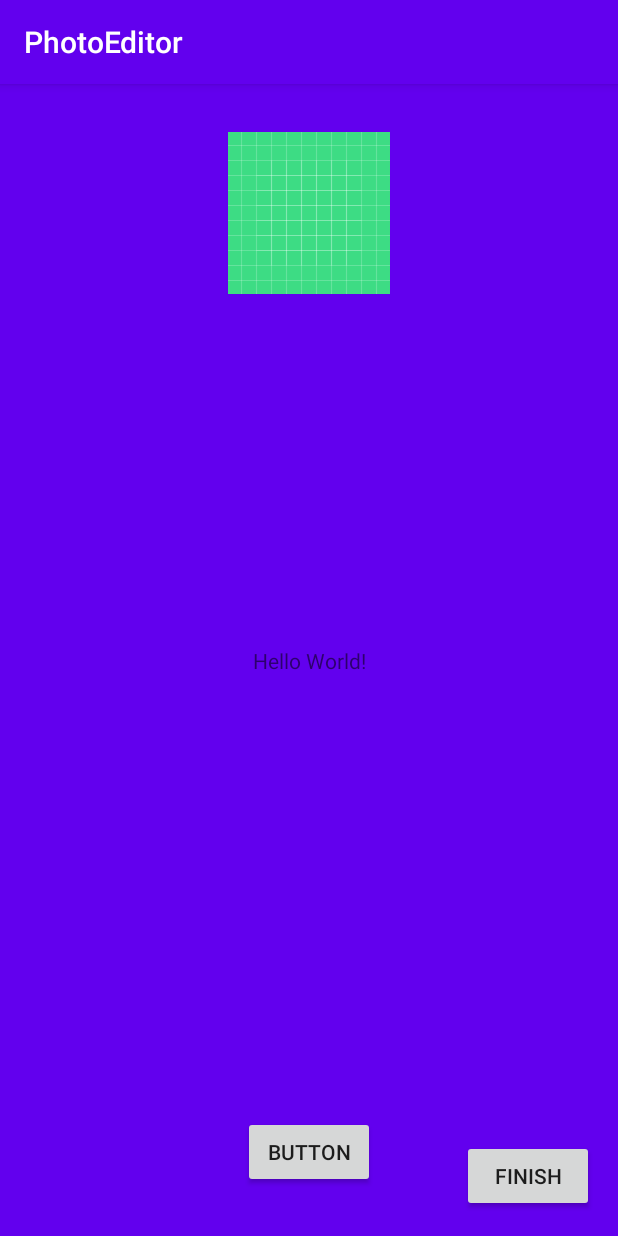
After one commit to Arvatel/PhotoEditor, an Android app: the fragment FragmentRotation placed in its activity, on a phone screen of 412 x 824 dp. The commit adds this screen. Run offline under Robolectric (Android 15) with nearby library versions, the phone set to English and light mode, and no system bars.

Commit message:
trying solid background fragment

```diff
--- a/app/build.gradle
+++ b/app/build.gradle
@@ -31,6 +31,7 @@ dependencies {
     implementation 'androidx.appcompat:appcompat:1.1.0'
     implementation 'androidx.core:core-ktx:1.2.0'
     implementation 'androidx.constraintlayout:constraintlayout:1.1.3'
+    implementation 'androidx.legacy:legacy-support-v4:1.0.0'
     testImplementation 'junit:junit:4.12'
     androidTestImplementation 'androidx.test.ext:junit:1.1.1'
     androidTestImplementation 'androidx.test.espresso:espresso-core:3.2.0'
--- /dev/null
+++ b/app/src/main/java/com/arvatel/photoeditor/FragmentRotation.kt
@@ -0,0 +1,59 @@
+package com.arvatel.photoeditor
+
+import android.os.Bundle
+import androidx.fragment.app.Fragment
+import android.view.LayoutInflater
+import android.view.View
+import android.view.ViewGroup
+
+// TODO: Rename parameter arguments, choose names that match
+// the fragment initialization parameters, e.g. ARG_ITEM_NUMBER
+private const val ARG_PARAM1 = "param1"
+private const val ARG_PARAM2 = "param2"
+
+/**
+ * A simple [Fragment] subclass.
+ * Use the [FragmentRotation.newInstance] factory method to
+ * create an instance of this fragment.
+ */
+class FragmentRotation : Fragment() {
+    // TODO: Rename and change types of parameters
+    private var param1: String? = null
+    private var param2: String? = null
+
+    override fun onCreate(savedInstanceState: Bundle?) {
+        super.onCreate(savedInstanceState)
+        arguments?.let {
+            param1 = it.getString(ARG_PARAM1)
+            param2 = it.getString(ARG_PARAM2)
+        }
+    }
+
+    override fun onCreateView(
+        inflater: LayoutInflater, container: ViewGroup?,
+        savedInstanceState: Bundle?
+    ): View? {
+        // Inflate the layout for this fragment
+        return inflater.inflate(R.layout.fragment_rotation, container, false)
+    }
+
+    companion object {
+        /**
+         * Use this factory method to create a new instance of
+         * this fragment using the provided parameters.
+         *
+         * @param param1 Parameter 1.
+         * @param param2 Parameter 2.
+         * @return A new instance of fragment BlankFragment.
+         */
+        // TODO: Rename and change types and number of parameters
+        @JvmStatic
+        fun newInstance(param1: String, param2: String) =
+            FragmentRotation().apply {
+                arguments = Bundle().apply {
+                    putString(ARG_PARAM1, param1)
+                    putString(ARG_PARAM2, param2)
+                }
+            }
+    }
+}
--- a/app/src/main/java/com/arvatel/photoeditor/MainActivity.kt
+++ b/app/src/main/java/com/arvatel/photoeditor/MainActivity.kt
@@ -2,6 +2,7 @@ package com.arvatel.photoeditor
 
 import androidx.appcompat.app.AppCompatActivity
 import android.os.Bundle
+import android.view.View
 
 class MainActivity : AppCompatActivity() {
 
@@ -9,4 +10,11 @@ class MainActivity : AppCompatActivity() {
         super.onCreate(savedInstanceState)
         setContentView(R.layout.activity_main)
     }
+
+    fun startRotationFragment(view: View) {
+        val fragmentRotation = FragmentRotation.newInstance("ddd","ssss");
+        val fragmentActivity = supportFragmentManager
+        val fragmentTransitionImpl = fragmentActivity.beginTransaction()
+        fragmentTransitionImpl.add(R.id.fragment_container,fragmentRotation).addToBackStack(null).commit()
+    }
 }
--- a/app/src/main/res/layout/activity_main.xml
+++ b/app/src/main/res/layout/activity_main.xml
@@ -5,6 +5,16 @@
     android:layout_width="match_parent"
     android:layout_height="match_parent"
     tools:context=".MainActivity">
+
+    <FrameLayout
+
+        android:id="@+id/fragment_container"
+        android:layout_width="match_parent"
+        android:layout_height="match_parent"
+        app:layout_constraintBottom_toBottomOf="parent"
+        app:layout_constraintEnd_toEndOf="parent"
+        app:layout_constraintStart_toStartOf="parent"
+        app:layout_constraintTop_toTopOf="parent" />
 
     <TextView
         android:layout_width="wrap_content"
@@ -15,4 +25,27 @@
         app:layout_constraintRight_toRightOf="parent"
         app:layout_constraintTop_toTopOf="parent" />
 
+    <Button
+        android:onClick="startRotationFragment"
+        android:id="@+id/button"
+        android:layout_width="wrap_content"
+        android:layout_height="wrap_content"
+        android:layout_marginBottom="32dp"
+        android:text="Button"
+        app:layout_constraintBottom_toBottomOf="parent"
+        app:layout_constraintEnd_toEndOf="parent"
+        app:layout_constraintStart_toStartOf="parent" />
+
+    <ImageView
+        android:id="@+id/imageView"
+        android:layout_width="wrap_content"
+        android:layout_height="150dp"
+        android:layout_marginStart="16dp"
+        android:layout_marginTop="32dp"
+        android:layout_marginEnd="16dp"
+        app:layout_constraintEnd_toEndOf="parent"
+        app:layout_constraintStart_toStartOf="parent"
+        app:layout_constraintTop_toTopOf="parent"
+        tools:srcCompat="@tools:sample/backgrounds/scenic" />
+
 </androidx.constraintlayout.widget.ConstraintLayout>
--- /dev/null
+++ b/app/src/main/res/layout/fragment_rotation.xml
@@ -0,0 +1,30 @@
+<?xml version="1.0" encoding="utf-8"?>
+<androidx.constraintlayout.widget.ConstraintLayout xmlns:android="http://schemas.android.com/apk/res/android"
+    xmlns:app="http://schemas.android.com/apk/res-auto"
+    xmlns:tools="http://schemas.android.com/tools"
+    android:layout_width="match_parent"
+    android:layout_height="match_parent"
+    tools:context=".FragmentRotation"
+    android:background="@color/colorPrimary">
+
+
+    <ImageView
+        android:id="@+id/fragmentPhoto"
+        android:layout_width="wrap_content"
+        android:layout_height="wrap_content"
+        android:layout_marginTop="32dp"
+        android:src="@drawable/ic_launcher_background"
+        app:layout_constraintEnd_toEndOf="parent"
+        app:layout_constraintStart_toStartOf="parent"
+        app:layout_constraintTop_toTopOf="parent" />
+
+    <Button
+        android:id="@+id/finishFragmentBV"
+        android:layout_width="wrap_content"
+        android:layout_height="wrap_content"
+        android:layout_marginEnd="16dp"
+        android:layout_marginBottom="16dp"
+        android:text="finish"
+        app:layout_constraintBottom_toBottomOf="parent"
+        app:layout_constraintEnd_toEndOf="parent" />
+</androidx.constraintlayout.widget.ConstraintLayout>
--- a/app/src/main/res/values/strings.xml
+++ b/app/src/main/res/values/strings.xml
@@ -1,3 +1,6 @@
 <resources>
     <string name="app_name">PhotoEditor</string>
+
+    <!-- TODO: Remove or change this placeholder text -->
+    <string name="hello_blank_fragment">Hello blank fragment</string>
 </resources>
```
